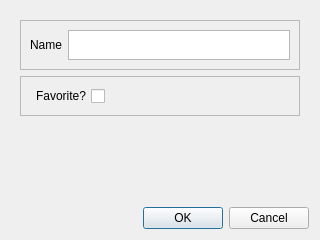
First picture: the form in exerciseinfodialog.ui, repository Dar13/workout-qt, before the edit.
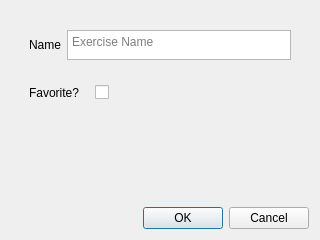
Second picture: the form after the edit.

Commit message: Add ability to edit exercises in the "Select Exercise" dialog

What changed in the file:
```diff
--- a/exerciseinfodialog.ui
+++ b/exerciseinfodialog.ui
@@ -44,10 +44,10 @@
          </size>
         </property>
         <property name="frameShape">
-         <enum>QFrame::StyledPanel</enum>
+         <enum>QFrame::NoFrame</enum>
         </property>
         <property name="frameShadow">
-         <enum>QFrame::Raised</enum>
+         <enum>QFrame::Plain</enum>
         </property>
         <layout class="QHBoxLayout" name="horizontalLayout">
          <item>
@@ -89,6 +89,9 @@
              <height>30</height>
             </size>
            </property>
+           <property name="placeholderText">
+            <string>Exercise Name</string>
+           </property>
           </widget>
          </item>
         </layout>
@@ -115,19 +118,47 @@
          </size>
         </property>
         <property name="frameShape">
-         <enum>QFrame::StyledPanel</enum>
+         <enum>QFrame::NoFrame</enum>
         </property>
         <property name="frameShadow">
-         <enum>QFrame::Raised</enum>
+         <enum>QFrame::Plain</enum>
         </property>
         <layout class="QHBoxLayout" name="horizontalLayout_2">
-         <item alignment="Qt::AlignRight">
+         <item>
+          <widget class="QLabel" name="fav_label">
+           <property name="sizePolicy">
+            <sizepolicy hsizetype="Minimum" vsizetype="Preferred">
+             <horstretch>0</horstretch>
+             <verstretch>0</verstretch>
+            </sizepolicy>
+           </property>
+           <property name="maximumSize">
+            <size>
+             <width>60</width>
+             <height>16777215</height>
+            </size>
+           </property>
+           <property name="text">
+            <string>Favorite?</string>
+           </property>
+          </widget>
+         </item>
+         <item alignment="Qt::AlignLeft">
           <widget class="QCheckBox" name="fav_check">
+           <property name="sizePolicy">
+            <sizepolicy hsizetype="MinimumExpanding" vsizetype="Fixed">
+             <horstretch>0</horstretch>
+             <verstretch>0</verstretch>
+            </sizepolicy>
+           </property>
+           <property name="contextMenuPolicy">
+            <enum>Qt::CustomContextMenu</enum>
+           </property>
            <property name="layoutDirection">
-            <enum>Qt::RightToLeft</enum>
+            <enum>Qt::LeftToRight</enum>
            </property>
            <property name="text">
-            <string>Favorite?</string>
+            <string/>
            </property>
           </widget>
          </item>
```
The commit also changes 7 other files.
